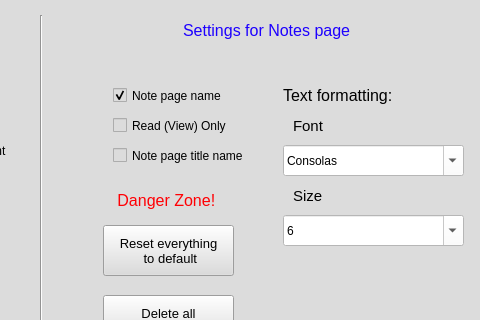
Old version of the form PTI/SPCK/GUI/setting.ui in the repository GreenSystemDuy08/TL-C4K-PTI01; both pictures show x 467 to 947 and y 125 to 445 of the 947 by 590 pixel window.
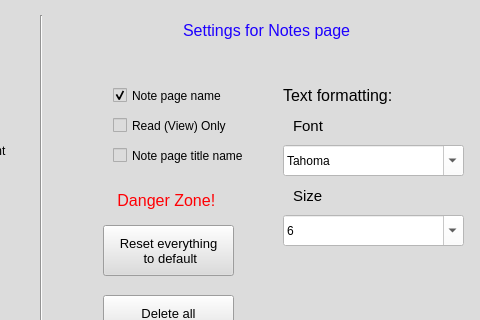
New version of the form.

```diff
--- a/PTI/SPCK/GUI/setting.ui
+++ b/PTI/SPCK/GUI/setting.ui
@@ -431,7 +431,7 @@
      <string notr="true">background-color: rgb(255, 255, 255);</string>
     </property>
     <property name="currentText">
-     <string>Consolas</string>
+     <string>Tahoma</string>
     </property>
    </widget>
    <widget class="QLabel" name="label_8">
```
